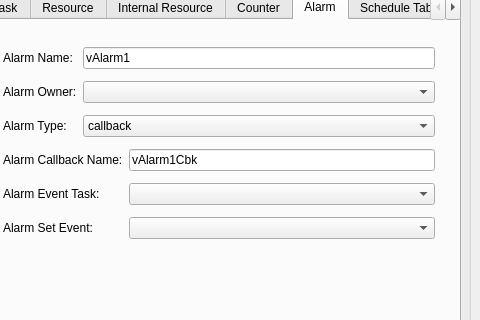
Before: the Qt Designer form tool/gainos-studio/ui/forms/cd_os.ui in parai/gainos-tk, drawn with Qt 5; both pictures show x 480 to 960 and y 216 to 536 of the 960 by 623 pixel window.
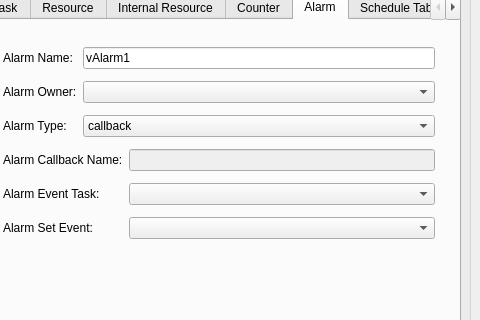
After: the same form once the commit is applied. The open tabs and pages were chosen to show the change.

Commit message:
oil alarm counter task
很基本的解析功能已经实现

The edit to the form file:
```diff
--- a/tool/gainos-studio/ui/forms/cd_os.ui
+++ b/tool/gainos-studio/ui/forms/cd_os.ui
@@ -1048,11 +1048,14 @@
        </item>
        <item row="3" column="2">
         <widget class="QLineEdit" name="leAlarmCbk">
+         <property name="enabled">
+          <bool>false</bool>
+         </property>
          <property name="toolTip">
           <string/>
          </property>
          <property name="text">
-          <string>vAlarm1Cbk</string>
+          <string/>
          </property>
         </widget>
        </item>
```
Left out of the diff: 2 changed lines with no effect on the pictures. The commit also changes 4 other files.
